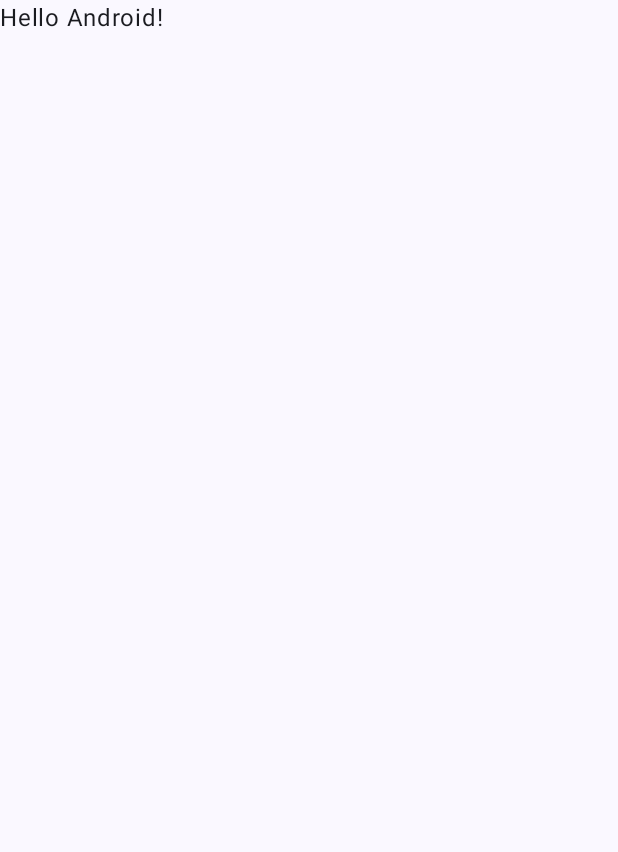
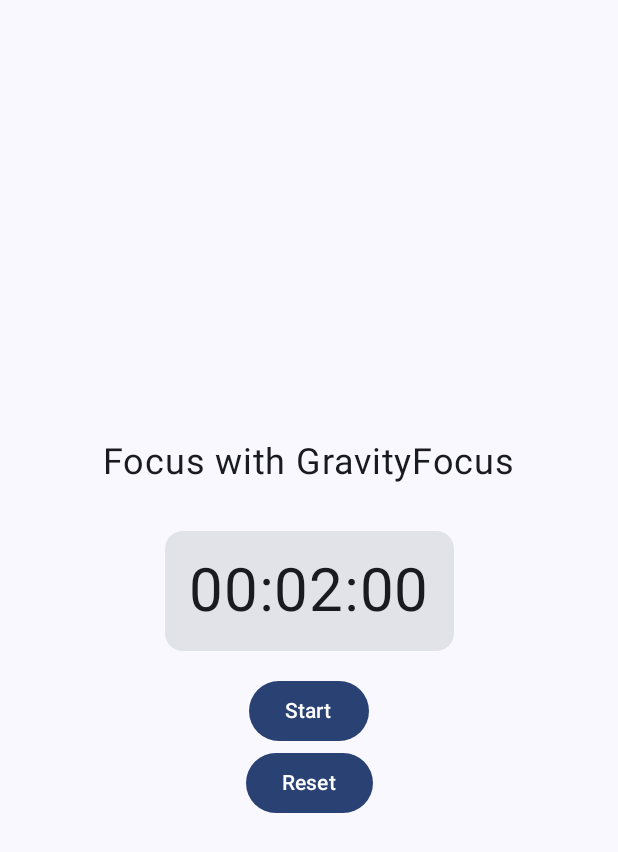
Before and after one commit to lcosgrave/GravityFocus, an Android app built with Jetpack Compose: the screen it shows after launch (MainActivity), on a phone screen of 412 x 824 dp. Before the commit the part shown is almost empty. Shown: the top 852 px of the screen. Run offline under Robolectric (Android 15) with nearby library versions, the phone set to English and light mode, and no system bars.

Commit message:
timer and blocking

```diff
--- a/app/src/main/AndroidManifest.xml
+++ b/app/src/main/AndroidManifest.xml
@@ -2,6 +2,9 @@
 <manifest xmlns:android="http://schemas.android.com/apk/res/android"
     xmlns:tools="http://schemas.android.com/tools">
 
+    <uses-permission
+        android:name="android.permission.PACKAGE_USAGE_STATS"
+        tools:ignore="ProtectedPermissions" />
     <application
         android:allowBackup="true"
         android:dataExtractionRules="@xml/data_extraction_rules"
--- a/app/src/main/java/com/lauracosgrave/gravityfocus/MainActivity.kt
+++ b/app/src/main/java/com/lauracosgrave/gravityfocus/MainActivity.kt
@@ -6,38 +6,27 @@
 import androidx.compose.foundation.layout.fillMaxSize
 import androidx.compose.material3.MaterialTheme
 import androidx.compose.material3.Surface
-import androidx.compose.material3.Text
-import androidx.compose.runtime.Composable
 import androidx.compose.ui.Modifier
-import androidx.compose.ui.tooling.preview.Preview
+import androidx.compose.ui.platform.LocalContext
 import com.lauracosgrave.gravityfocus.ui.theme.GravityFocusTheme
 
 class MainActivity : ComponentActivity() {
     override fun onCreate(savedInstanceState: Bundle?) {
         super.onCreate(savedInstanceState)
+
+
         setContent {
+            val context = LocalContext.current
+            val timerViewModel = TimerViewModel(context)
             GravityFocusTheme {
                 // A surface container using the 'background' color from the theme
-                Surface(modifier = Modifier.fillMaxSize(), color = MaterialTheme.colorScheme.background) {
-                    Greeting("Android")
+                Surface(
+                    modifier = Modifier.fillMaxSize(),
+                    color = MaterialTheme.colorScheme.background
+                ) {
+                    TimerScreen(timerViewModel, context)
                 }
             }
         }
     }
 }
-
-@Composable
-fun Greeting(name: String, modifier: Modifier = Modifier) {
-    Text(
-            text = "Hello $name!",
-            modifier = modifier
-    )
-}
-
-@Preview(showBackground = true)
-@Composable
-fun GreetingPreview() {
-    GravityFocusTheme {
-        Greeting("Android")
-    }
-}
--- /dev/null
+++ b/app/src/main/java/com/lauracosgrave/gravityfocus/Timer.kt
@@ -0,0 +1,86 @@
+package com.lauracosgrave.gravityfocus
+
+import android.content.Context
+import android.util.Log
+import androidx.compose.foundation.layout.Arrangement
+import androidx.compose.foundation.layout.Column
+import androidx.compose.foundation.layout.fillMaxWidth
+import androidx.compose.foundation.layout.padding
+import androidx.compose.foundation.layout.wrapContentSize
+import androidx.compose.material3.Button
+import androidx.compose.material3.Card
+import androidx.compose.material3.ExperimentalMaterial3Api
+import androidx.compose.material3.MaterialTheme
+import androidx.compose.material3.Surface
+import androidx.compose.material3.Text
+import androidx.compose.runtime.Composable
+import androidx.compose.ui.Alignment
+import androidx.compose.ui.Modifier
+import androidx.compose.ui.unit.dp
+import androidx.compose.ui.unit.sp
+import java.util.Locale
+
+@OptIn(ExperimentalMaterial3Api::class)
+@Composable
+fun Timer(
+    time: Int,
+    timerRunning: Boolean,
+    timerViewModel: TimerViewModel,
+    editStartTime: () -> Unit,
+    context: Context,
+    modifier: Modifier = Modifier
+) {
+
+    val permissionHandler = UsagePermissionHandler(context)
+
+    Surface(modifier = Modifier.wrapContentSize(), color = MaterialTheme.colorScheme.background) {
+        Column(
+            modifier = modifier.fillMaxWidth(),
+            verticalArrangement = Arrangement.Center,
+            horizontalAlignment = Alignment.CenterHorizontally
+        ) {
+            Card(onClick = {
+                editStartTime(); Log.d("TimerScreen", "time: ${time}")
+            }, modifier = modifier.padding(16.dp)) {
+                Text(displayTime(time), fontSize = 40.sp, modifier = modifier.padding(16.dp))
+            }
+            Button(
+                onClick = {
+                    if (permissionHandler.checkHasPermission()) {
+                        timerViewModel.startOrStopTimer()
+                        Log.d("TimerScreen", "time: ${time}")
+                    } else {
+                        permissionHandler.requestPermission()
+                    }
+
+                }, modifier = Modifier
+                    .wrapContentSize()
+            ) {
+                if (timerRunning) {
+                    Text("Stop")
+                } else {
+                    Text("Start")
+                }
+
+            }
+            Button(
+                onClick = {
+                    timerViewModel.stopTimer()
+                    timerViewModel.resetTimer()
+                    Log.d("TimerScreen", "time: ${time}")
+                }, modifier = Modifier
+                    .wrapContentSize()
+            ) {
+                Text("Reset")
+            }
+        }
+    }
+}
+
+fun displayTime(totalSeconds: Int): String {
+    val hours = totalSeconds / 3600
+    val minutes = (totalSeconds % 3600) / 60
+    val seconds = totalSeconds % 60
+
+    return String.format(Locale.UK, "%02d:%02d:%02d", hours, minutes, seconds)
+}
--- /dev/null
+++ b/app/src/main/java/com/lauracosgrave/gravityfocus/TimerScreen.kt
@@ -0,0 +1,59 @@
+package com.lauracosgrave.gravityfocus
+
+import android.content.Context
+import androidx.compose.foundation.layout.Arrangement
+import androidx.compose.foundation.layout.Column
+import androidx.compose.foundation.layout.fillMaxSize
+import androidx.compose.foundation.layout.padding
+import androidx.compose.material3.MaterialTheme
+import androidx.compose.material3.Surface
+import androidx.compose.material3.Text
+import androidx.compose.runtime.Composable
+import androidx.compose.runtime.collectAsState
+import androidx.compose.runtime.getValue
+import androidx.compose.runtime.mutableStateOf
+import androidx.compose.runtime.saveable.rememberSaveable
+import androidx.compose.runtime.setValue
+import androidx.compose.ui.Alignment
+import androidx.compose.ui.Modifier
+import androidx.compose.ui.unit.dp
+import androidx.compose.ui.unit.sp
+
+
+@Composable
+fun TimerScreen(timerViewModel: TimerViewModel, context: Context, modifier: Modifier = Modifier) {
+    Surface(modifier = Modifier.fillMaxSize(), color = MaterialTheme.colorScheme.background) {
+        val disallowedUsageHappened by timerViewModel.disallowedUsageHappened.collectAsState()
+
+        var timerPickerDialogOpen by rememberSaveable { mutableStateOf(false) }
+        val startTimeMins by timerViewModel.startTimeMins.collectAsState()
+        val time by timerViewModel.time.collectAsState()
+        val timerRunning by timerViewModel.timerRunning.collectAsState()
+
+        Column(
+            modifier = Modifier
+                .fillMaxSize(),
+            verticalArrangement = Arrangement.Center,
+            horizontalAlignment = Alignment.CenterHorizontally
+        )
+        {
+            Text("Focus with GravityFocus", fontSize = 24.sp, modifier = modifier.padding(16.dp))
+            if (timerPickerDialogOpen) {
+                TimerPickerDialog(startTimeMins, onConfirm = { newTime ->
+                    timerViewModel.updateStartTime(newTime); timerPickerDialogOpen = false
+                }, onDismissRequest = { timerPickerDialogOpen = false })
+            }
+            if (disallowedUsageHappened) {
+                FailedTimerDialog(onDismissRequest = { timerViewModel.resetTimer() })
+            }
+            Timer(
+                time,
+                timerRunning,
+                timerViewModel,
+                { timerViewModel.stopTimer(); timerPickerDialogOpen = true; },
+                context,
+            )
+        }
+    }
+
+}
--- /dev/null
+++ b/app/src/main/java/com/lauracosgrave/gravityfocus/data/TimerSessionRecord.kt
@@ -0,0 +1 @@
+package com.lauracosgrave.gravityfocus.data
--- a/build.gradle.kts
+++ b/build.gradle.kts
@@ -2,4 +2,7 @@
 plugins {
     alias(libs.plugins.androidApplication) apply false
     alias(libs.plugins.jetbrainsKotlinAndroid) apply false
+    alias(libs.plugins.googleDevtoolsKsp) apply false
+    alias(libs.plugins.compose.compiler) apply false
+
 }
```
Also changed, not shown: app/build.gradle.kts (+16 -5 lines), app/src/main/java/com/lauracosgrave/gravityfocus/FailedTimerDialog.kt (added, +64 -0 lines), app/src/main/java/com/lauracosgrave/gravityfocus/PermissionHandler.kt (added, +38 -0 lines), app/src/main/java/com/lauracosgrave/gravityfocus/TimerPicker.kt (added, +118 -0 lines), app/src/main/java/com/lauracosgrave/gravityfocus/TimerViewModel.kt (added, +93 -0 lines), app/src/main/java/com/lauracosgrave/gravityfocus/UsageStatsHandler.kt (added, +55 -0 lines), gradle/libs.versions.toml (+15 -9 lines), gradle/wrapper/gradle-wrapper.properties.
